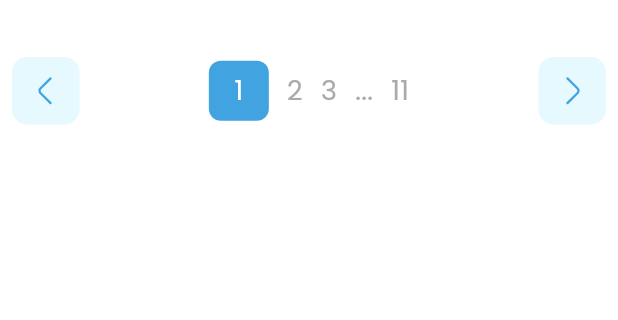
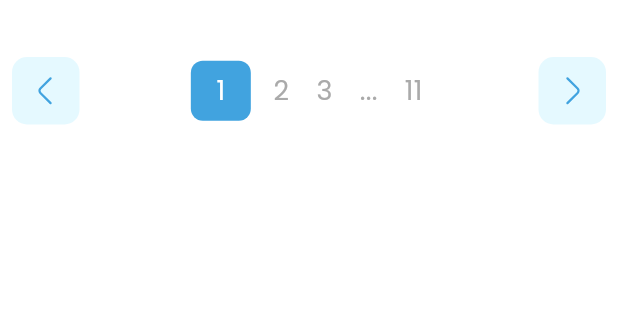
Before and after one commit to Edukever/schoolap-mobile-ui, a Flutter app: the PaginationPage screen opened directly, on a phone screen of 412 x 824 dp, the part 120-440 px from its top. Run offline on Flutter 3.47's test engine with Material 3 defaults, Android fonts, the phone set to English and light mode, and no system bars; drawn by our look-alikes of auto_size_text; our stand-ins replace dropdown_button2, equatable, flutter_form_builder, flutter_svg, lottie, popover.

Commit message:
feat: improve pagination

```diff
--- a/lib/src/widgets/card/schoolap_card_alert.dart
+++ b/lib/src/widgets/card/schoolap_card_alert.dart
@@ -14,6 +14,8 @@ class SPCardAlert extends StatelessWidget {
   final VoidCallback? onTap;
   final double? fontSize;
   final Widget? icon;
+  final int? maxLines;
+  final FontWeight? fontWeight;
 
   const SPCardAlert({
     Key? key,
@@ -23,6 +25,8 @@ class SPCardAlert extends StatelessWidget {
     this.onTap,
     this.fontSize,
     this.icon,
+    this.maxLines,
+    this.fontWeight,
   }) : super(key: key);
 
   @override
@@ -76,8 +80,10 @@ class SPCardAlert extends StatelessWidget {
               child: SPText(
                 title,
                 fontSize: fontSize ?? 14,
+                fontWeight: fontWeight,
                 level: AppTextLevel.paragraph1,
                 color: iconColor,
+                maxLines: maxLines ?? 1,
               ),
             ),
           ],
--- a/lib/src/widgets/data_table/schoolap_pagination.dart
+++ b/lib/src/widgets/data_table/schoolap_pagination.dart
@@ -71,13 +71,19 @@ class SPPagination extends StatelessWidget {
 
   @override
   Widget build(BuildContext context) {
-    Widget itemText(String value) {
-      return Container(
-        margin: const EdgeInsets.symmetric(horizontal: 6.0),
-        child: SPText.title2(
-          value.toString(),
-          color: AppTheme.of(context).colors.grid2,
-          fontWeight: FontWeight.normal,
+    Widget itemText(
+      String value, {
+      VoidCallback? onTap,
+    }) {
+      return GestureDetector(
+        onTap: onTap,
+        child: Container(
+          margin: const EdgeInsets.symmetric(horizontal: 9.0),
+          child: SPText.title2(
+            value.toString(),
+            color: AppTheme.of(context).colors.grid2,
+            fontWeight: FontWeight.normal,
+          ),
         ),
       );
     }
@@ -102,7 +108,10 @@ class SPPagination extends StatelessWidget {
                 ...List.generate(siblingLength, (index) => currentPage - index - 1).reversed.map((index) {
                   if (index < 1) return const SizedBox();
                   if (index > totalPages) return const SizedBox();
-                  return itemText(index.toString());
+                  return itemText(
+                    index.toString(),
+                    onTap: () => onPageChanged(index),
+                  );
                 }),
                 Container(
                   constraints: const BoxConstraints(minHeight: 40.0, minWidth: 40.0),
@@ -121,14 +130,22 @@ class SPPagination extends StatelessWidget {
                 ...List.generate(siblingLength, (index) => currentPage + index + 1).map((index) {
                   if (index < 1) return const SizedBox();
                   if (index > totalPages) return const SizedBox();
-                  return itemText(index.toString());
+                  return itemText(
+                    index.toString(),
+                    onTap: () => onPageChanged(index),
+                  );
                 }),
                 if (showRightEllipsis) itemText('...'),
               ],
             );
           }
 
-          if (isBoundary(index) && isNotSibling(index)) return itemText(index.toString());
+          if (isBoundary(index) && isNotSibling(index)) {
+            return itemText(
+              index.toString(),
+              onTap: () => onPageChanged(math.min(index + 1, totalPages)),
+            );
+          }
 
           return const SizedBox();
         }),
```
Also changed, not shown: lib/src/widgets/base/schoolap_app_chip.dart (+15 -3 lines).
